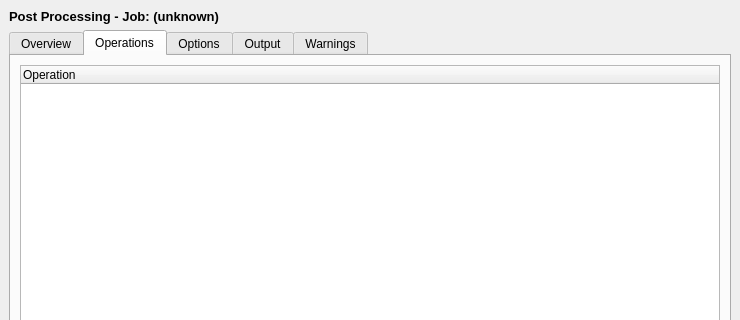
Connor9220/FreeCAD, file src/Mod/CAM/Gui/Resources/panels/DlgPostProcess.ui: the form before one commit; both pictures show x 0 to 740 and y 0 to 320 of the 740 by 660 pixel window.
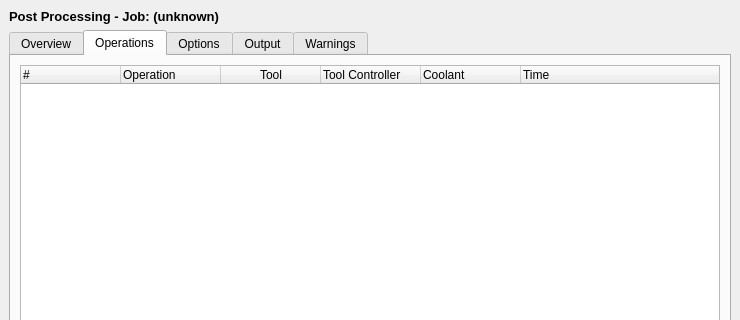
The form after the commit. The open tabs and pages were chosen to show the change.

The edit to the form file:
```diff
--- a/src/Mod/CAM/Gui/Resources/panels/DlgPostProcess.ui
+++ b/src/Mod/CAM/Gui/Resources/panels/DlgPostProcess.ui
@@ -227,11 +227,39 @@
          <property name="uniformRowHeights">
           <bool>true</bool>
          </property>
+         <column>
+          <property name="text">
+           <string>#</string>
+          </property>
+         </column>
          <column>
           <property name="text">
            <string>Operation</string>
           </property>
          </column>
+         <column>
+          <property name="text">
+           <string>Tool</string>
+          </property>
+          <property name="textAlignment">
+           <set>AlignCenter</set>
+          </property>
+         </column>
+         <column>
+          <property name="text">
+           <string>Tool Controller</string>
+          </property>
+         </column>
+         <column>
+          <property name="text">
+           <string>Coolant</string>
+          </property>
+         </column>
+         <column>
+          <property name="text">
+           <string>Time</string>
+          </property>
+         </column>
         </widget>
        </item>
        <item>
```
